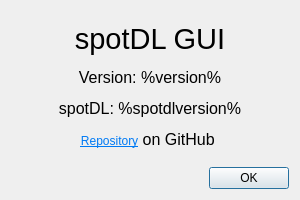
The window that spotdl_gui/views/about.ui (nozwock/spotdl_gui) describes before a commit, drawn with Qt 5.
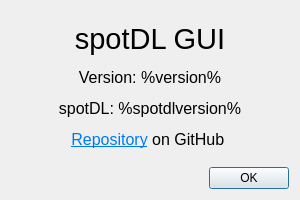
The same window after the commit.

The edit to the form file:
```diff
--- a/spotdl_gui/views/about.ui
+++ b/spotdl_gui/views/about.ui
@@ -17,7 +17,7 @@
    <item>
     <widget class="QLabel" name="label_about">
      <property name="text">
-      <string>&lt;html&gt;&lt;head/&gt;&lt;body&gt;&lt;p align=&quot;center&quot;&gt;&lt;span style=&quot; font-size:22pt;&quot;&gt;spotDL GUI&lt;/span&gt;&lt;/p&gt;&lt;p align=&quot;center&quot;&gt;&lt;span style=&quot; font-size:12pt;&quot;&gt;Version: %version%&lt;/span&gt;&lt;/p&gt;&lt;p align=&quot;center&quot;&gt;&lt;span style=&quot; font-size:12pt;&quot;&gt;spotDL: %spotdlversion%&lt;/span&gt;&lt;/p&gt;&lt;p align=&quot;center&quot;&gt;&lt;a href=&quot;https://github.com/nozwock/spotdl_gui&quot;&gt;&lt;span style=&quot; text-decoration: underline; color:#007af4;&quot;&gt;Repository&lt;/span&gt;&lt;/a&gt;&lt;span style=&quot; font-size:12pt;&quot;&gt; on GitHub &lt;/span&gt;&lt;/p&gt;&lt;/body&gt;&lt;/html&gt;</string>
+      <string>&lt;html&gt;&lt;head/&gt;&lt;body&gt;&lt;p align=&quot;center&quot;&gt;&lt;span style=&quot; font-size:22pt;&quot;&gt;spotDL GUI&lt;/span&gt;&lt;/p&gt;&lt;p align=&quot;center&quot;&gt;&lt;span style=&quot; font-size:12pt;&quot;&gt;Version: %version%&lt;/span&gt;&lt;/p&gt;&lt;p align=&quot;center&quot;&gt;&lt;span style=&quot; font-size:12pt;&quot;&gt;spotDL: %spotdlversion%&lt;/span&gt;&lt;/p&gt;&lt;p align=&quot;center&quot;&gt;&lt;a href=&quot;https://github.com/nozwock/spotdl_gui&quot;&gt;&lt;span style=&quot; font-size:12pt;text-decoration: underline; color:#007af4;&quot;&gt;Repository&lt;/span&gt;&lt;/a&gt;&lt;span style=&quot; font-size:12pt;&quot;&gt; on GitHub &lt;/span&gt;&lt;/p&gt;&lt;/body&gt;&lt;/html&gt;</string>
      </property>
     </widget>
    </item>
```
